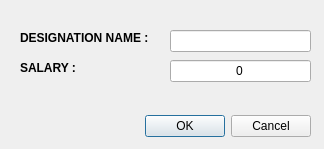
Qt form Designation.ui (jaspernicholfabella/payroll-system) before a commit.
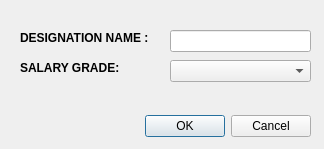
The same form after that commit.

The edit to the form file:
```diff
--- a/Designation.ui
+++ b/Designation.ui
@@ -61,25 +61,6 @@
     <string>DESIGNATION NAME :</string>
    </property>
   </widget>
-  <widget class="QLineEdit" name="lineEdit_4">
-   <property name="geometry">
-    <rect>
-     <x>170</x>
-     <y>60</y>
-     <width>141</width>
-     <height>22</height>
-    </rect>
-   </property>
-   <property name="text">
-    <string>0</string>
-   </property>
-   <property name="alignment">
-    <set>Qt::AlignCenter</set>
-   </property>
-   <property name="readOnly">
-    <bool>true</bool>
-   </property>
-  </widget>
   <widget class="QLabel" name="label_6">
    <property name="geometry">
     <rect>
@@ -96,7 +77,17 @@
     </font>
    </property>
    <property name="text">
-    <string>SALARY :</string>
+    <string>SALARY GRADE:</string>
+   </property>
+  </widget>
+  <widget class="QComboBox" name="comboBox">
+   <property name="geometry">
+    <rect>
+     <x>170</x>
+     <y>60</y>
+     <width>141</width>
+     <height>22</height>
+    </rect>
    </property>
   </widget>
  </widget>
```
Left out of the diff: 2 changed lines with no effect on the pictures.
